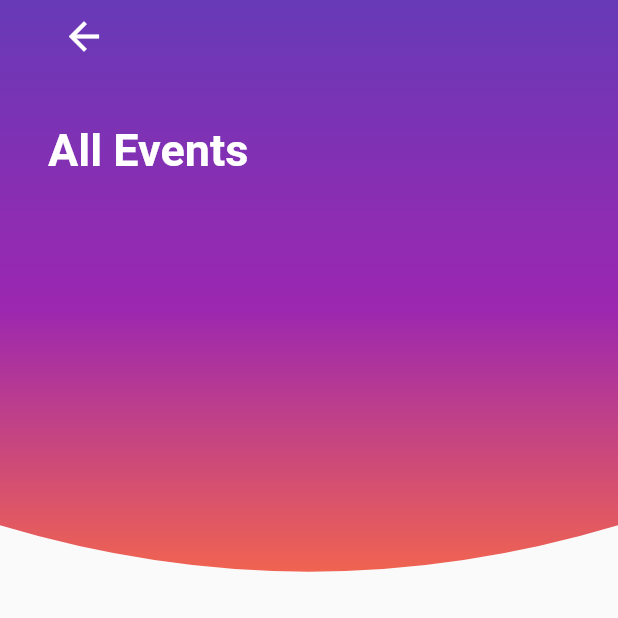
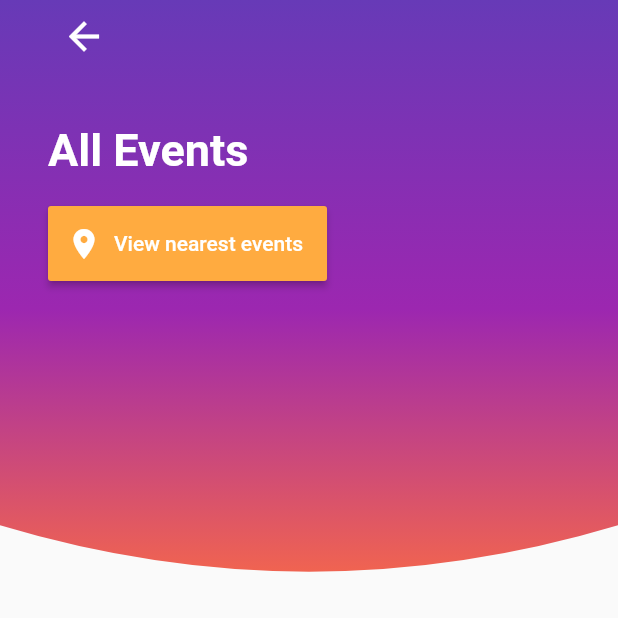
Before and after one commit to Azwann97/ENMA, a Flutter app: the All screen opened directly, on a phone screen of 412 x 824 dp, the top half of it. Run offline on Flutter 3.47's test engine with Material 2 defaults, Android fonts, the phone set to English and light mode, and no system bars; our stand-ins replace cloud_firestore, firebase_auth, firebase_storage, flutter_spinkit, font_awesome_flutter, geolocator and 3 more; missing offline and left inert: geoflutterfire; accounts and stored records are empty; project files that could hold a hidden picture were left out.

Commit message:
Add files via upload

```diff
--- a/lib/pages/NormUser/All.dart
+++ b/lib/pages/NormUser/All.dart
@@ -1,5 +1,6 @@
 import 'package:cloud_firestore/cloud_firestore.dart';
 import 'package:enma/advance/HomeBg.dart';
+import 'package:enma/advance/Nearest.dart';
 import 'package:enma/advance/Sizeconfig.dart';
 import 'package:enma/advance/viewonmap2.dart';
 import 'package:enma/services/authentication.dart';
@@ -65,6 +66,25 @@ class _AllState extends State<All>{
                           Padding(
                             padding: const EdgeInsets.symmetric(horizontal: 32.0),
                             child: Text("All Events", style: TextStyle(fontWeight: FontWeight.bold, color: Colors.white, fontSize: 30.0),),
+                          ),
+                          Padding(
+                            padding: const EdgeInsets.symmetric(horizontal: 32.0),
+                            child: Padding(
+                              padding: const EdgeInsets.only(top: 20.0),
+                              child: Container(
+                                height: 50,
+                                child: RaisedButton.icon(
+                                  color: Colors.orangeAccent,
+                                  onPressed: (){
+                                    Navigator.of(context).push(new MaterialPageRoute(
+                                        builder: (BuildContext context) => new Nearest(uid: widget.uid)
+                                    ));
+                                  },
+                                  icon: Icon(Icons.location_on, color: Colors.white,),
+                                  label: Text("View nearest events", style: TextStyle(color: Colors.white),),
+                                ),
+                              ),
+                            ),
                           ),
                         ],
                       ),
```
